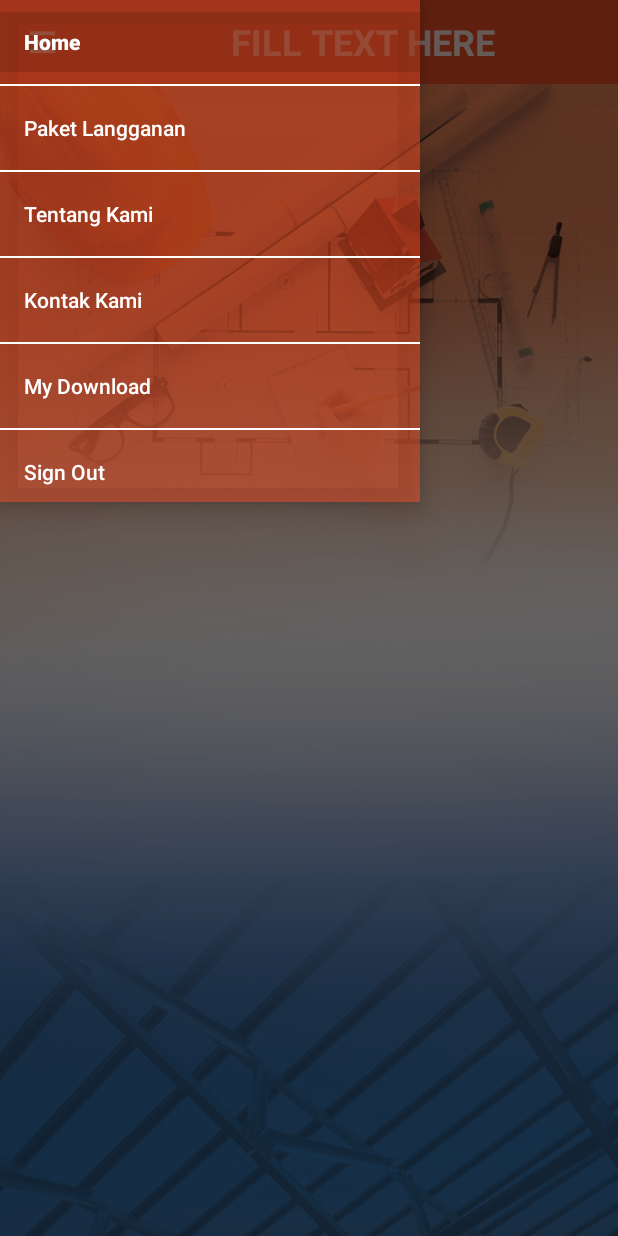
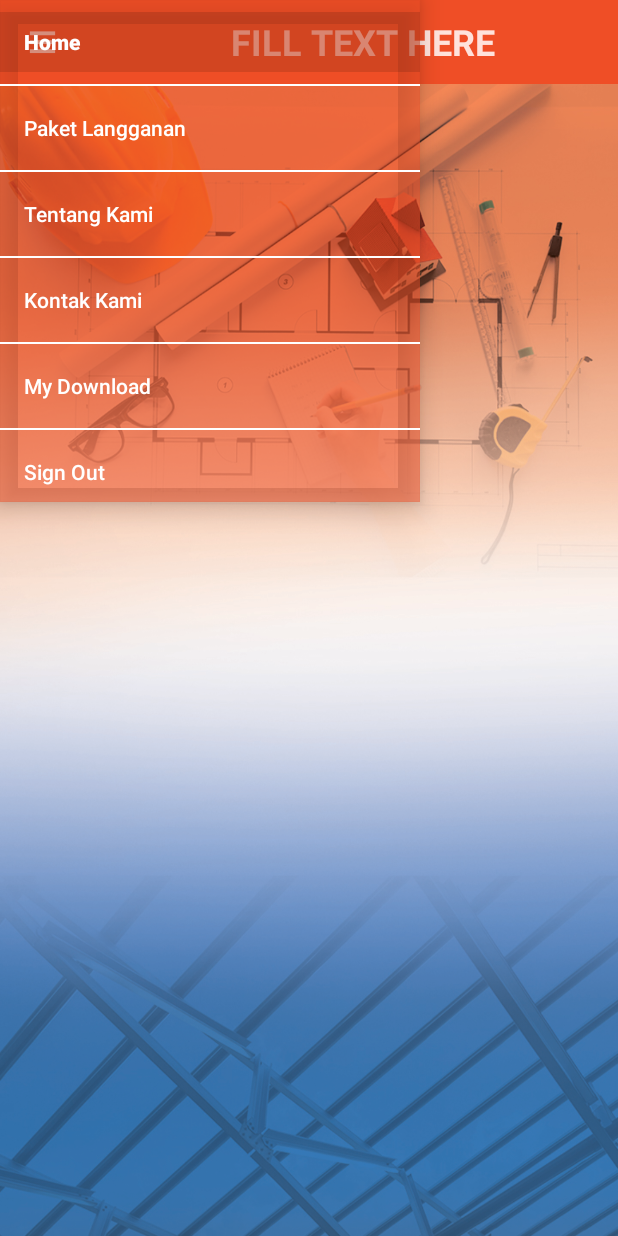
Before and after one commit to semnazri/SamColor3MotionBondMy, an Android app: the MainActivity screen opened directly, with no data from a screen before it, with the side drawer open, on a phone screen of 412 x 824 dp. Run offline under Robolectric (Android 15) with nearby library versions, the phone set to English and light mode, and no system bars; 1 statement that could not run was skipped.

```diff
--- a/app/src/main/java/a3motion/com/colorbond/MainActivity.java
+++ b/app/src/main/java/a3motion/com/colorbond/MainActivity.java
@@ -58,6 +58,7 @@ public class MainActivity extends AppCompatActivity implements NavigationView.On
         });
 
         mDrawerLayout.setDrawerListener(toggle);
+        mDrawerLayout.setScrimColor(getResources().getColor(android.R.color.transparent));
         navigationView = (NavigationView) findViewById(R.id.nav_view);
         navigationView.setNavigationItemSelectedListener(this);
         navigationView.getMenu().getItem(0).setChecked(true);
```
